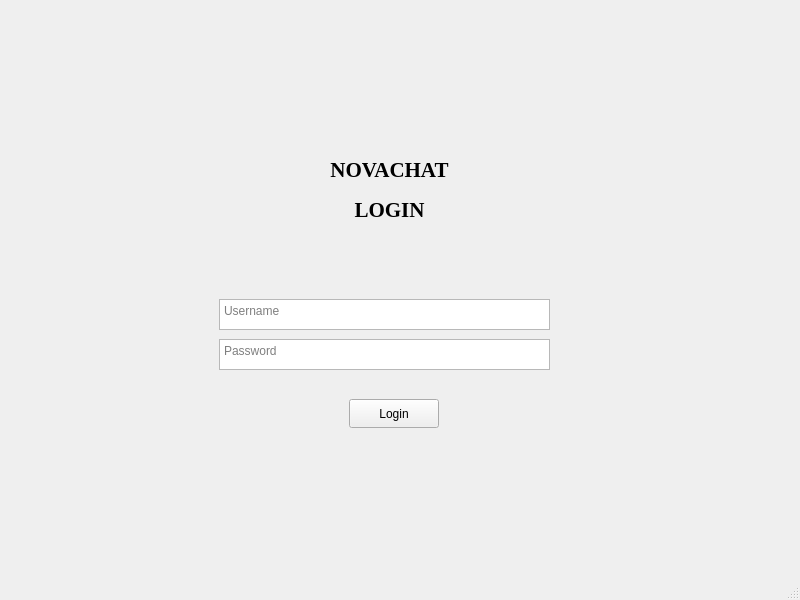
Old version of the form login_window.ui in the repository Bidhan318/QT-Project.
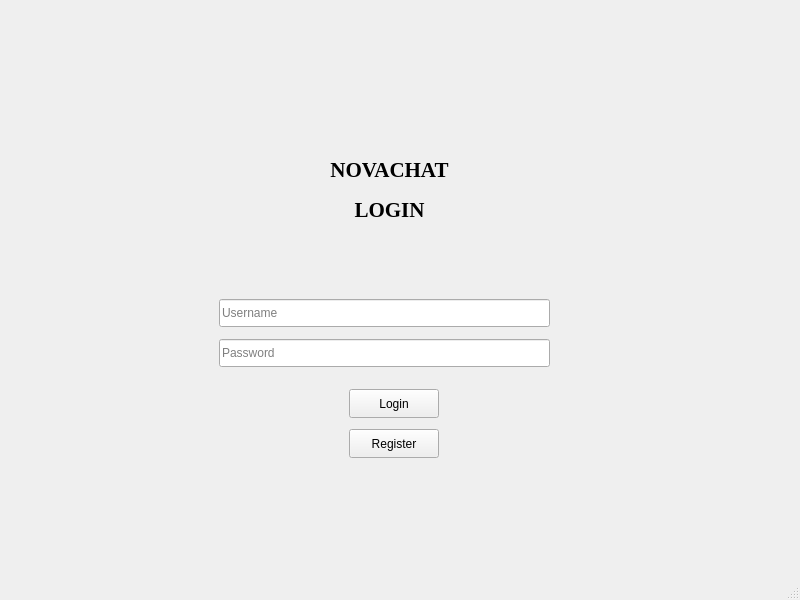
New version of the form.

```diff
--- a/login_window.ui
+++ b/login_window.ui
@@ -72,46 +72,59 @@
         <set>Qt::AlignmentFlag::AlignCenter</set>
        </property>
       </widget>
-      <widget class="QTextEdit" name="textEdit">
+      <widget class="QPushButton" name="Login">
        <property name="geometry">
         <rect>
-         <x>210</x>
-         <y>290</y>
-         <width>331</width>
-         <height>31</height>
+         <x>340</x>
+         <y>380</y>
+         <width>90</width>
+         <height>29</height>
         </rect>
        </property>
-       <property name="cursor" stdset="0">
-        <cursorShape>ArrowCursor</cursorShape>
+       <property name="text">
+        <string>Login</string>
        </property>
-       <property name="placeholderText">
-        <string>Username</string>
+      </widget>
+      <widget class="QPushButton" name="Register">
+       <property name="geometry">
+        <rect>
+         <x>340</x>
+         <y>420</y>
+         <width>90</width>
+         <height>29</height>
+        </rect>
        </property>
+       <property name="text">
+        <string>Register</string>
+       </property>
       </widget>
-      <widget class="QTextEdit" name="textEdit_2">
+      <widget class="QLineEdit" name="Password">
        <property name="geometry">
         <rect>
          <x>210</x>
          <y>330</y>
          <width>331</width>
-         <height>31</height>
+         <height>28</height>
         </rect>
        </property>
+       <property name="echoMode">
+        <enum>QLineEdit::EchoMode::Password</enum>
+       </property>
        <property name="placeholderText">
         <string>Password</string>
        </property>
       </widget>
-      <widget class="QPushButton" name="pushButton">
+      <widget class="QLineEdit" name="Username">
        <property name="geometry">
         <rect>
-         <x>340</x>
-         <y>390</y>
-         <width>90</width>
-         <height>29</height>
+         <x>210</x>
+         <y>290</y>
+         <width>331</width>
+         <height>28</height>
         </rect>
        </property>
-       <property name="text">
-        <string>Login</string>
+       <property name="placeholderText">
+        <string>Username</string>
        </property>
       </widget>
      </widget>
```
